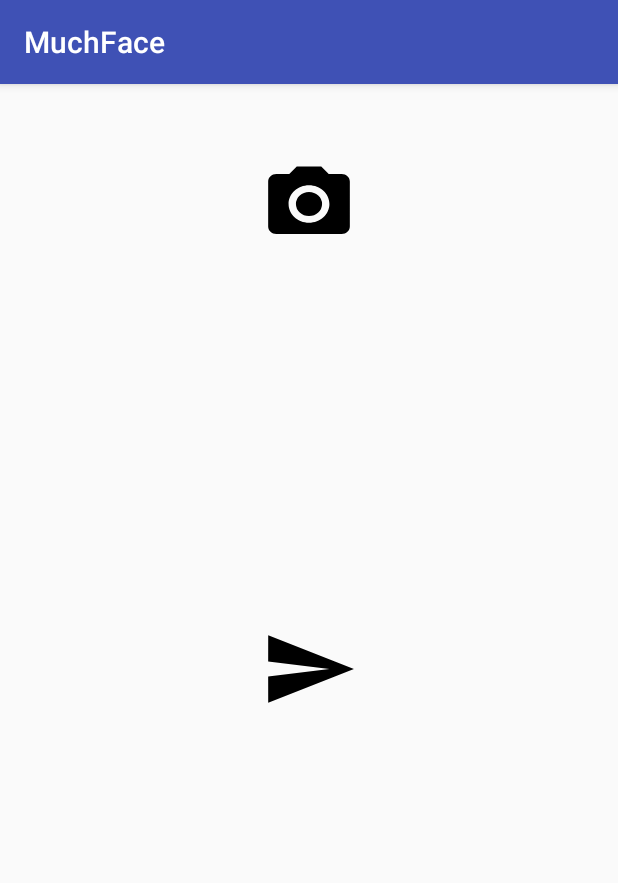
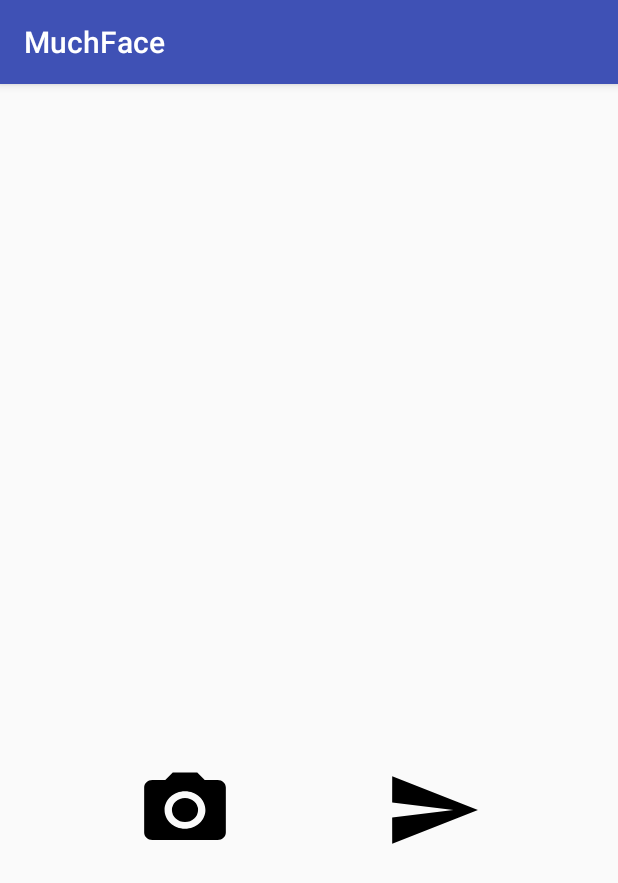
Before and after one commit to gRaytan/TouchDown, an Android app: the screen it shows after launch (MainActivity), on a phone screen of 412 x 824 dp. Shown: the top 883 px of the screen. Run offline under Robolectric (Android 15) with nearby library versions, the phone set to English and light mode, and no system bars; libraries missing offline, so code that uses them is left out: cn.pedant.

Commit message:
Another bit of refactor

```diff
--- a/app/src/main/java/com/touchdown/muchface/MainActivity.java
+++ b/app/src/main/java/com/touchdown/muchface/MainActivity.java
@@ -26,7 +26,7 @@ public class MainActivity extends AppCompatActivity {
     protected void onCreate(Bundle savedInstanceState) {
         super.onCreate(savedInstanceState);
         setContentView(R.layout.activity_main);
-        mImageView = (ImageView) findViewById(R.id.photo_img_view);
+        mImageView = (ImageView) findViewById(R.id.captured_image);
     }
 
     public void onCameraClick(View view) {
--- a/app/src/main/res/layout/activity_main.xml
+++ b/app/src/main/res/layout/activity_main.xml
@@ -3,31 +3,38 @@
     xmlns:tools="http://schemas.android.com/tools"
     android:layout_width="match_parent"
     android:layout_height="match_parent"
-    android:gravity="center_horizontal"
+    android:gravity="center"
     android:orientation="vertical"
     tools:context="com.touchdown.muchface.MainActivity">
 
+    <ImageView
+        android:id="@+id/captured_image"
+        android:layout_width="300dp"
+        android:layout_height="200dp"
+        android:textAlignment="center" />
+
+    <LinearLayout
+        android:layout_width="wrap_content"
+        android:layout_height="wrap_content">
+
         <Button
-        android:id="@+id/take_photo_btn"
+            android:id="@+id/capture"
             android:layout_width="65dp"
             android:layout_height="60dp"
-        android:layout_marginTop="50dp"
+            android:layout_margin="50dp"
             android:background="@drawable/ic_camera_alt_black_24dp"
             android:onClick="onCameraClick"
             tools:ignore="RtlHardcoded" />
 
-    <ImageView
-        android:id="@+id/photo_img_view"
-        android:layout_width="300dp"
-        android:layout_height="200dp"
-        android:textAlignment="center" />
-
         <Button
-        android:id="@+id/send_to_match_btn"
+            android:id="@+id/send_image"
             android:layout_width="65dp"
             android:layout_height="60dp"
-        android:layout_marginTop="50dp"
+            android:layout_margin="50dp"
             android:background="@drawable/ic_send_black_24dp"
             android:onClick="onSendClick"
             tools:ignore="RtlHardcoded" />
+
     </LinearLayout>
+
+</LinearLayout>
--- a/app/src/main/res/layout/activity_person_info.xml
+++ b/app/src/main/res/layout/activity_person_info.xml
@@ -25,6 +25,8 @@
             android:id="@+id/details_profile"
             android:layout_width="0dp"
             android:layout_height="wrap_content"
+            android:layout_gravity="center"
+            android:layout_margin="@dimen/margin_normal"
             android:layout_weight="1"
             android:src="@drawable/trump_server" />
 
@@ -32,6 +34,8 @@
             android:id="@+id/details_source_image"
             android:layout_width="0dp"
             android:layout_height="wrap_content"
+            android:layout_gravity="center"
+            android:layout_margin="@dimen/margin_normal"
             android:layout_weight="1"
             android:src="@drawable/trump_selfie_photo" />
     </LinearLayout>
--- a/app/src/main/res/values/dimens.xml
+++ b/app/src/main/res/values/dimens.xml
@@ -2,4 +2,5 @@
   <dimen name="fab_margin">16dp</dimen>
     <dimen name="font_size">30sp</dimen>
   <dimen name="padding_normal">15dp</dimen>
+    <dimen name="margin_normal">10dp</dimen>
 </resources>
```
Also changed, not shown: app/src/main/java/com/touchdown/muchface/PersonDetailsActivity.java (+10 -15 lines). Lines whose indentation alone changed are shown as unchanged.
